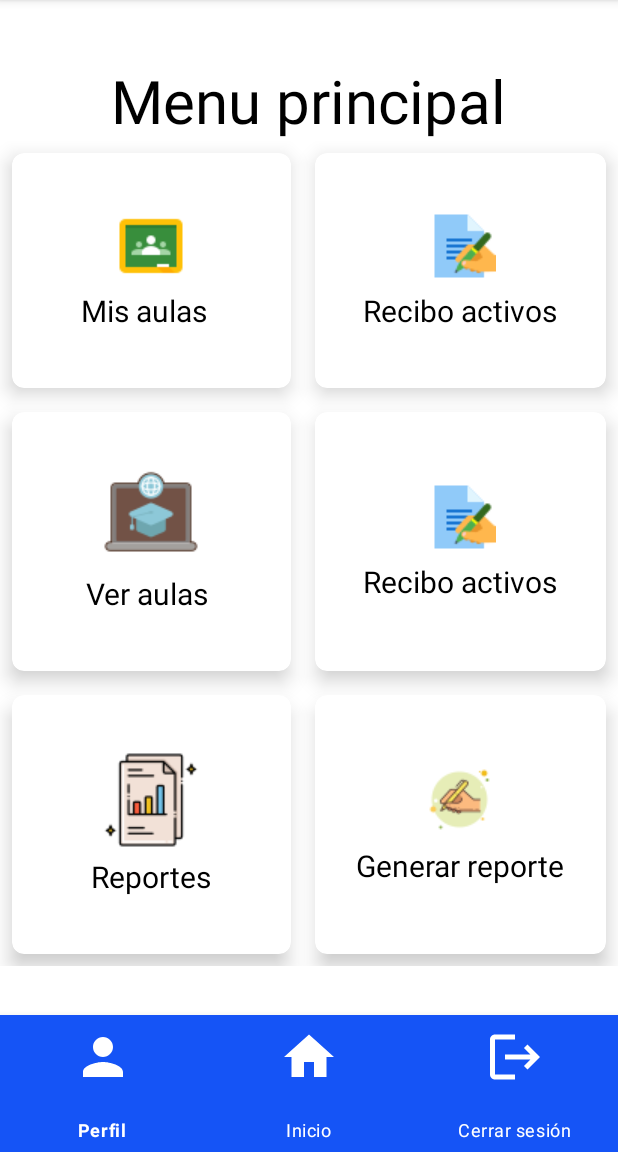
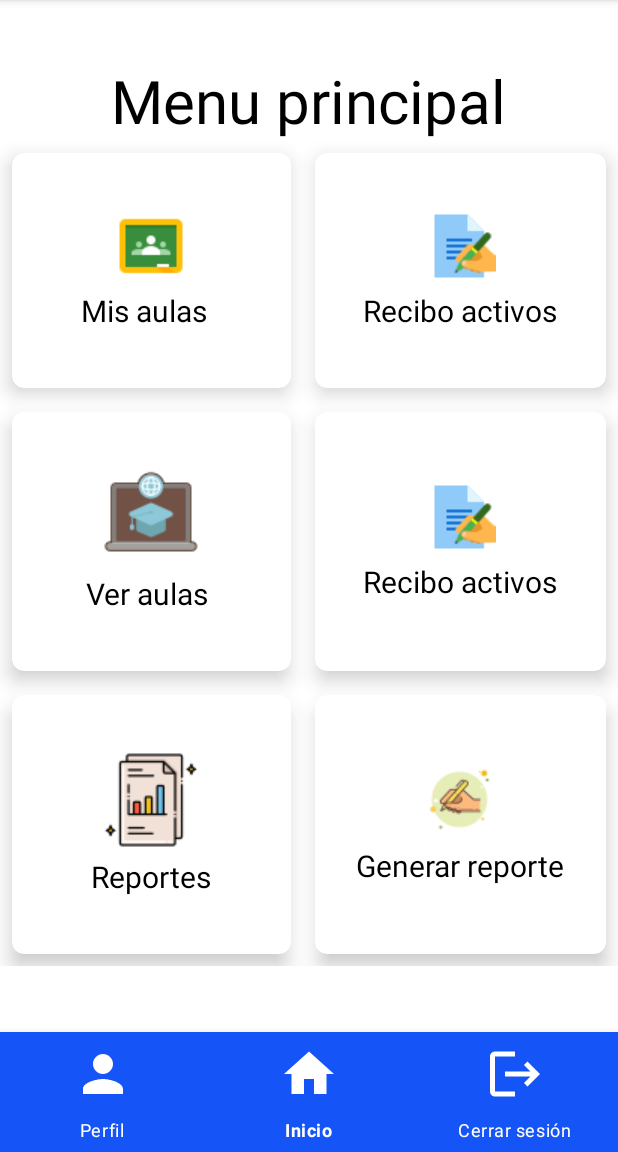
Before and after one commit to Fezk3/frontend-mov-siua-xray, an Android app: the MenuActivity screen opened directly, with no data from a screen before it, on a phone screen of 412 x 824 dp, the part 84-1236 px from its top. Run offline under Robolectric (Android 15) with nearby library versions, the phone set to English and light mode, and no system bars; our stand-ins replace navigation-ui.

Commit message:
navegacion del menu (navbar) incompleto

```diff
--- a/app/src/main/java/com/example/uniactivos/MenuActivity.kt
+++ b/app/src/main/java/com/example/uniactivos/MenuActivity.kt
@@ -13,7 +13,7 @@ class MenuActivity : AppCompatActivity() {
         super.onCreate(savedInstanceState)
         setContentView(R.layout.activity_menu)
 
-        val navHostFragment = supportFragmentManager.findFragmentById(R.id.contenedor2) as NavHostFragment
+        val navHostFragment = supportFragmentManager.findFragmentById(R.id.contenedor1) as NavHostFragment
         val navController = navHostFragment.navController
         val bottomNavigationView = findViewById<BottomNavigationView>(R.id.bottomNavigationView)
         bottomNavigationView.setupWithNavController(navController)
--- a/app/src/main/res/layout/activity_menu.xml
+++ b/app/src/main/res/layout/activity_menu.xml
@@ -7,26 +7,32 @@
     tools:context=".MenuActivity">
 
 
-
     <fragment
-        android:id="@+id/contenedor2"
+        android:id="@+id/contenedor1"
         android:name="androidx.navigation.fragment.NavHostFragment"
         android:layout_width="match_parent"
         android:layout_height="match_parent"
         app:defaultNavHost="true"
-        app:navGraph="@navigation/nav_graph" />
+        app:navGraph="@navigation/nav_graph"
+        />
 
 
     <com.google.android.material.bottomnavigation.BottomNavigationView
         android:id="@+id/bottomNavigationView"
         android:layout_width="match_parent"
-        android:layout_height="91dp"
+        android:layout_height="80dp"
         android:layout_gravity="bottom"
         app:menu="@menu/navegation"
         android:background="@color/blue"
         app:itemIconTint="@color/white"
         app:itemTextColor="@color/white"
         app:itemIconSize="40dp"
+        app:layout_constraintBottom_toBottomOf="parent"
+        app:layout_constraintEnd_toEndOf="parent"
+        app:layout_constraintHorizontal_bias="0.5"
+        app:layout_constraintStart_toStartOf="parent"
+        app:layout_constraintTop_toBottomOf="@+id/mainContainer"
+        app:layout_constraintVertical_bias="0.5"
         />
 
 </androidx.coordinatorlayout.widget.CoordinatorLayout>
--- a/app/src/main/res/layout/fragment_main_menu.xml
+++ b/app/src/main/res/layout/fragment_main_menu.xml
@@ -5,6 +5,8 @@
     android:layout_width="match_parent"
     android:layout_height="match_parent"
     tools:context=".MainMenu">
+
+
 
     <!-- TODO: Update blank fragment layout -->
     <TextView
--- a/app/src/main/res/menu/navegation.xml
+++ b/app/src/main/res/menu/navegation.xml
@@ -2,18 +2,18 @@
 <menu xmlns:android="http://schemas.android.com/apk/res/android">
 
     <item
-        android:id="@+id/nav_profile"
+        android:id="@+id/profile2"
         android:icon="@drawable/baseline_person_24"
         android:title="Perfil"
         android:textSize="50dp"
         />
     <item
-        android:id="@+id/nav_home"
+        android:id="@+id/mainMenu"
         android:icon="@drawable/baseline_home_24"
         android:title="Inicio"
         android:textSize="50dp"/>
     <item
-        android:id="@+id/nav_logout"
+        android:id="@+id/loginFragment2"
         android:icon="@drawable/baseline_logout_24"
         android:title="Cerrar sesión"
         android:textSize="40dp"/>
--- a/app/src/main/res/navigation/nav_graph.xml
+++ b/app/src/main/res/navigation/nav_graph.xml
@@ -4,6 +4,15 @@
     xmlns:tools="http://schemas.android.com/tools"
     android:id="@+id/nav_graph"
     app:startDestination="@id/mainMenu">
+    <action
+        android:id="@+id/action_mainMenu_to_mySchedule"
+        app:destination="@id/mySchedule" />
+    <action
+        android:id="@+id/action_mainMenu_to_teacherDynamicForm"
+        app:destination="@id/teacherDynamicForm" />
+    <action
+        android:id="@+id/action_teacherStaticForm_to_mainMenu"
+        app:destination="@id/mainMenu" />
     <fragment
         android:id="@+id/mainMenu"
         android:name="com.example.uniactivos.MainMenu"
@@ -39,4 +48,18 @@
             android:id="@+id/action_teacherStaticForm_to_mainMenu"
             app:destination="@id/mainMenu" />
     </fragment>
+    <fragment
+        android:id="@+id/profile2"
+        android:name="com.example.uniactivos.Profile"
+        android:label="fragment_profile"
+        tools:layout="@layout/fragment_profile" />
+    <fragment
+        android:id="@+id/loginFragment2"
+        android:name="com.example.uniactivos.LoginFragment"
+        android:label="activity_main"
+        tools:layout="@layout/activity_main" >
+        <action
+            android:id="@+id/action_loginFragment2_to_mainMenu"
+            app:destination="@id/mainMenu" />
+    </fragment>
 </navigation>
```
